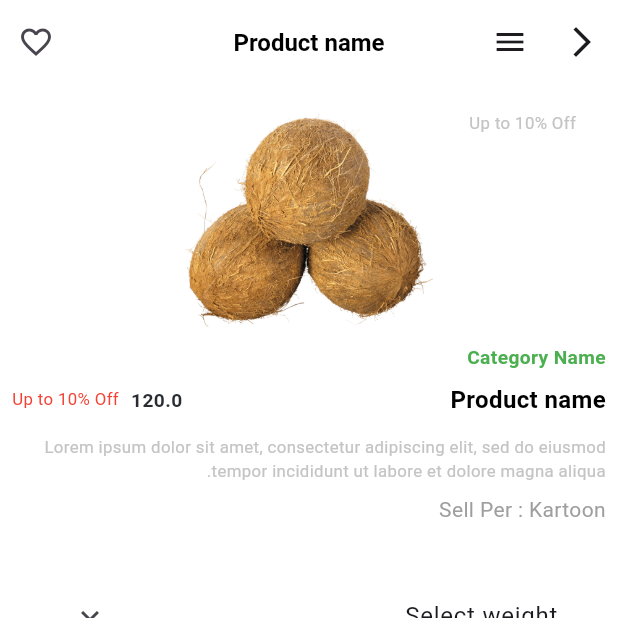
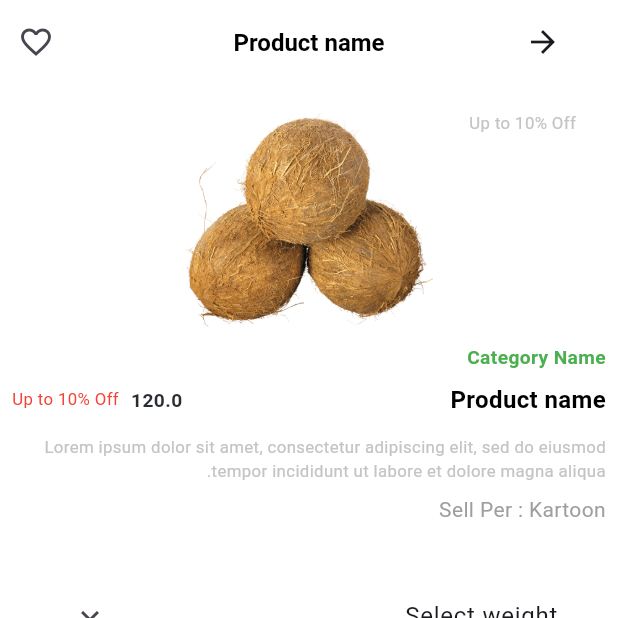
Before and after one commit to IbrahemZakria/responsive_fruits, a Flutter app: the ProductPage screen opened directly with sample values from the repository, on a phone screen of 412 x 824 dp, the top half of it. Run offline on Flutter 3.47's test engine with Material 3 defaults, Android fonts, the phone set to English and light mode, and no system bars; our stand-ins replace badges, bloc, carousel_slider, device_preview, dotted_line, equatable and 7 more; accounts and stored records are empty; Roboto replaces fonts that are missing (Montserrat).

Commit message:
feat: Enhance cart functionality with Hive integration, add user data constants, and implement favorite feature in product entity

```diff
--- a/lib/constant.dart
+++ b/lib/constant.dart
@@ -3,4 +3,5 @@
   static const islogin = 'isOnoarding';
   static const token = 'token';
   static const userData = 'Userdata';
+  static const cartBox = 'cartBox';
 }
--- a/lib/features/home/domain/entities/product_entity.dart
+++ b/lib/features/home/domain/entities/product_entity.dart
@@ -43,8 +43,11 @@
 
   @HiveField(12)
   final String? discountText;
+  @HiveField(12)
+  final bool? isFavorite;
 
   ProductEntity({
+    this.isFavorite = false,
     this.discountText,
     this.productUnit,
     this.amount,
--- a/lib/features/home/presentation/pages/main_home_page.dart
+++ b/lib/features/home/presentation/pages/main_home_page.dart
@@ -1,6 +1,6 @@
 import 'package:flutter/material.dart';
 import 'package:flutter_bloc/flutter_bloc.dart';
-import 'package:responsive_fruits/features/home/presentation/cubit/home_cubit.dart';
+import 'package:responsive_fruits/features/home/presentation/cubit/home/home_cubit.dart';
 import 'package:responsive_fruits/features/home/presentation/pages/cart_page.dart';
 import 'package:responsive_fruits/features/home/presentation/pages/home_page_body.dart';
 import 'package:responsive_fruits/features/home/presentation/pages/order_page.dart';
--- a/lib/features/home/presentation/pages/product_page.dart
+++ b/lib/features/home/presentation/pages/product_page.dart
@@ -28,28 +28,14 @@
       appBar: MainHomeAppbar(
         titel: widget.productEntity.name,
         actions: [
-          IconButton(onPressed: () {}, icon: Icon(Icons.favorite_border)),
+          IconButton(
+            onPressed: () {},
+            icon: widget.productEntity.isFavorite!
+                ? Icon(Icons.favorite, color: Colors.red)
+                : Icon(Icons.favorite_border_outlined),
+          ),
         ],
         filter: true,
-        leading: MediaQuery.sizeOf(context).width < 1024
-            ? Row(
-                mainAxisSize: MainAxisSize.min,
-                children: [
-                  IconButton(
-                    onPressed: () {
-                      Navigator.pop(context);
-                    },
-                    icon: Icon(Icons.arrow_back_ios_new),
-                  ),
-                  IconButton(
-                    onPressed: () {
-                      scaffoldKey.currentState?.openDrawer();
-                    },
-                    icon: Icon(Icons.menu),
-                  ),
-                ],
-              )
-            : null,
       ),
       body: Padding(
         padding: const EdgeInsets.all(8),
--- a/lib/features/home/presentation/widgets/cart/cart_card_widget.dart
+++ b/lib/features/home/presentation/widgets/cart/cart_card_widget.dart
@@ -102,7 +102,7 @@
 
                           CartIcon(
                             onTap: () {
-                              context.read<CartCubit>().decreaseproductcount(
+                              context.read<CartCubit>().decreaseProductCount(
                                 cartItemEntity.productEntity,
                               );
                             },
--- a/lib/features/home/presentation/widgets/drawer_widgets/drawer_items.dart
+++ b/lib/features/home/presentation/widgets/drawer_widgets/drawer_items.dart
@@ -4,7 +4,7 @@
 import 'package:flutter_bloc/flutter_bloc.dart';
 import 'package:responsive_fruits/core/utils/assets.dart';
 import 'package:responsive_fruits/features/home/data/models/drawer_item_model.dart';
-import 'package:responsive_fruits/features/home/presentation/cubit/home_cubit.dart';
+import 'package:responsive_fruits/features/home/presentation/cubit/home/home_cubit.dart';
 import 'package:responsive_fruits/features/home/presentation/pages/adabtive_main_home_page.dart';
 import 'package:responsive_fruits/features/home/presentation/pages/contact_us_page.dart';
 import 'package:responsive_fruits/features/home/presentation/pages/profile_page.dart';
--- a/lib/features/home/presentation/widgets/main_home_appbar.dart
+++ b/lib/features/home/presentation/widgets/main_home_appbar.dart
@@ -3,7 +3,7 @@
 import 'package:flutter_svg/svg.dart';
 import 'package:responsive_fruits/core/utils/assets.dart';
 import 'package:responsive_fruits/core/utils/helper/thems/app_text_syles.dart';
-import 'package:responsive_fruits/features/home/presentation/cubit/home_cubit.dart';
+import 'package:responsive_fruits/features/home/presentation/cubit/home/home_cubit.dart';
 import 'package:responsive_fruits/features/home/presentation/widgets/home/custom_show_dialog.dart';
 
 class MainHomeAppbar extends StatelessWidget implements PreferredSizeWidget {
--- a/lib/responsive_fruits.dart
+++ b/lib/responsive_fruits.dart
@@ -1,12 +1,10 @@
-import 'dart:developer';
-
 import 'package:flutter/material.dart';
 import 'package:flutter_bloc/flutter_bloc.dart';
 import 'package:responsive_fruits/constant.dart';
 import 'package:responsive_fruits/core/utils/functions/on_generate_route.dart';
 import 'package:responsive_fruits/core/utils/functions/shared_preferance.dart';
 import 'package:responsive_fruits/core/utils/helper/cubits/localization/localization_cubit.dart';
-import 'package:responsive_fruits/features/home/presentation/cubit/home_cubit.dart';
+import 'package:responsive_fruits/features/home/presentation/cubit/home/home_cubit.dart';
 import 'package:flutter_localizations/flutter_localizations.dart';
 import 'package:responsive_fruits/features/home/presentation/pages/adabtive_main_home_page.dart';
 import 'package:responsive_fruits/features/onboarding/presentation/pages/on_boarding_view.dart';
```
Also changed, not shown: lib/features/home/domain/entities/cart_entity.dart (+21 -9 lines), lib/features/home/presentation/cubit/cart_cubit/cart_cubit.dart (+19 -19 lines), lib/main.dart (+9 -1 lines), lib/features/home/presentation/cubit/home/home_cubit.dart (renamed from lib/features/home/presentation/cubit/home_cubit.dart), lib/features/home/presentation/cubit/home/home_state.dart (renamed from lib/features/home/presentation/cubit/home_state.dart).
